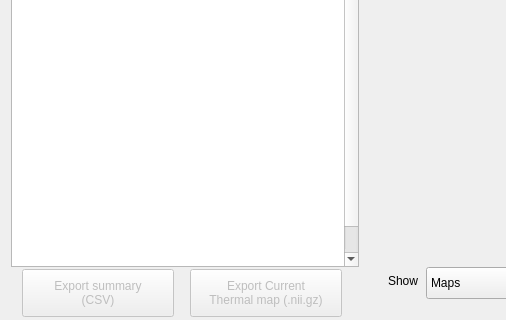
This is BabelBrain/Babel_Thermal/form.ui in ProteusMRIgHIFU/BabelBrain as Qt 5 draws it before an edit; both pictures show x 0 to 506 and y 163 to 483 of the 1251 by 483 pixel window. The edited form follows.
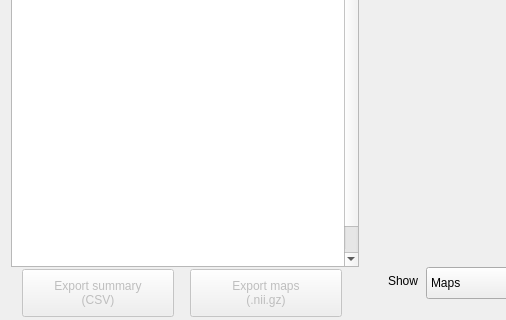
This is the edited form.

Commit message: Add new options for ZTE and PETRA, along with exports intensity and pressure maps

Diff of the .ui file:
```diff
--- a/BabelBrain/Babel_Thermal/form.ui
+++ b/BabelBrain/Babel_Thermal/form.ui
@@ -298,8 +298,8 @@
     <string notr="true"/>
    </property>
    <property name="text">
-    <string>Export Current
-Thermal map (.nii.gz)</string>
+    <string>Export maps
+(.nii.gz)</string>
    </property>
   </widget>
   <widget class="QPushButton" name="SelectProfile">
```
Left out of the diff: 4 changed lines with no effect on the pictures. The commit also changes 7 other files.
